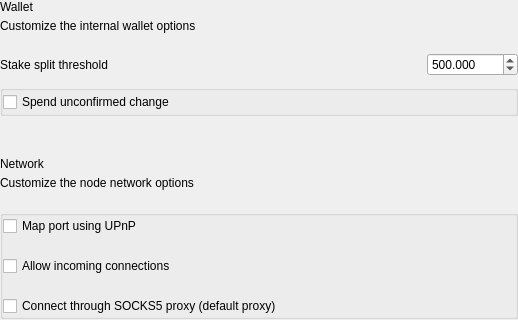
Before: the Qt Designer form src/qt/encocoin/settings/forms/settingswalletoptionswidget.ui in kopernikus-git/xnk-1, drawn with Qt 5; both pictures show x 0 to 518 and y 0 to 320 of the 518 by 654 pixel window.
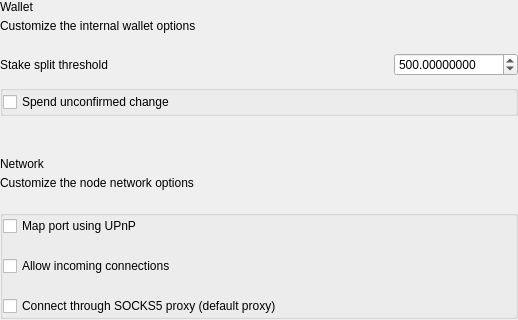
After: the same form once the commit is applied.

Patch:
```diff
--- a/src/qt/encocoin/settings/forms/settingswalletoptionswidget.ui
+++ b/src/qt/encocoin/settings/forms/settingswalletoptionswidget.ui
@@ -124,10 +124,10 @@
           <item>
            <widget class="QDoubleSpinBox" name="spinBoxStakeSplitThreshold">
             <property name="decimals">
-             <number>3</number>
+             <number>8</number>
              </property>
             <property name="minimum">
-             <number>1</number>
+             <number>0</number>
             </property>
             <property name="maximum">
              <number>999999</number>
```
